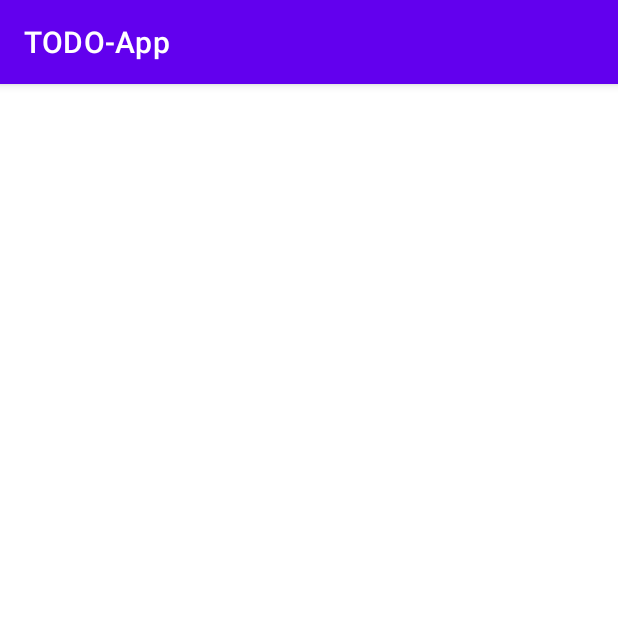
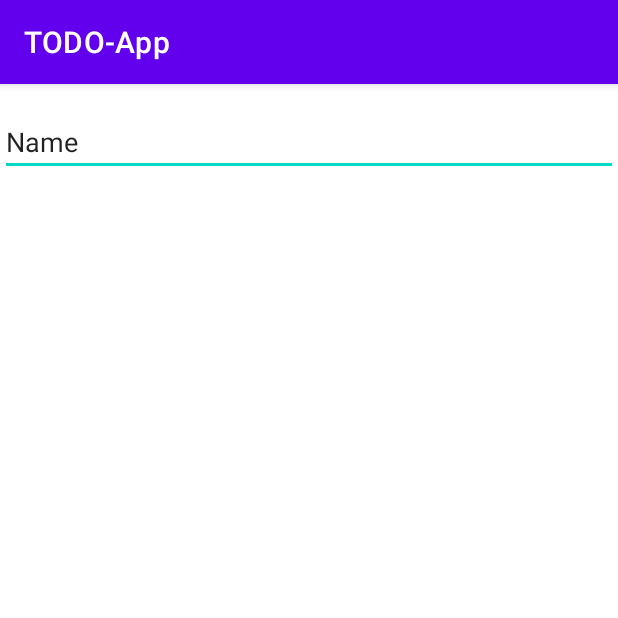
Before and after one commit to MAD-Weekly-Assignment/TODO-App, an Android app: the AddTaskActivity screen opened directly, with no data from a screen before it, on a phone screen of 412 x 824 dp, the top half of it. Run offline under Robolectric (Android 15) with nearby library versions, the phone set to English and light mode, and no system bars.

Commit message:
Added a edit text in XML file

```diff
--- a/TODOApp/app/src/main/res/layout/activity_add_task.xml
+++ b/TODOApp/app/src/main/res/layout/activity_add_task.xml
@@ -6,4 +6,16 @@
     android:layout_height="match_parent"
     tools:context=".AddTaskActivity">
 
+    <EditText
+        android:id="@+id/title_et"
+        android:layout_width="0dp"
+        android:layout_height="wrap_content"
+        android:layout_marginTop="16dp"
+        android:ems="10"
+        android:inputType="textPersonName"
+        android:text="Name"
+        app:layout_constraintEnd_toEndOf="parent"
+        app:layout_constraintStart_toStartOf="parent"
+        app:layout_constraintTop_toTopOf="parent" />
+
 </androidx.constraintlayout.widget.ConstraintLayout>
```
